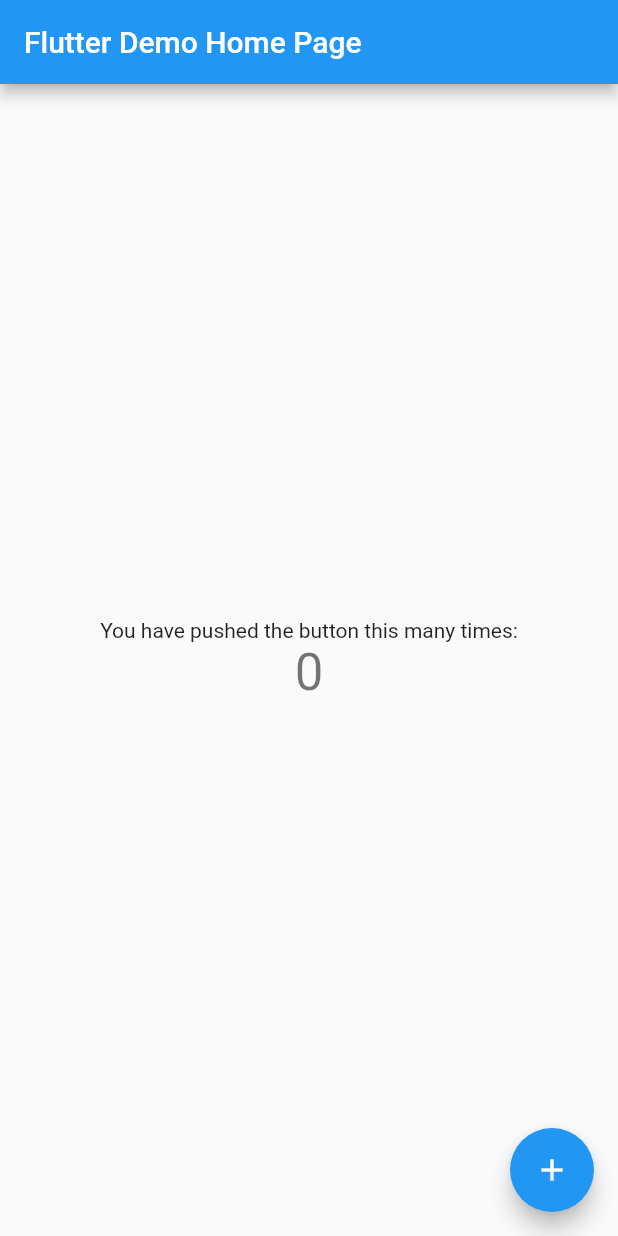
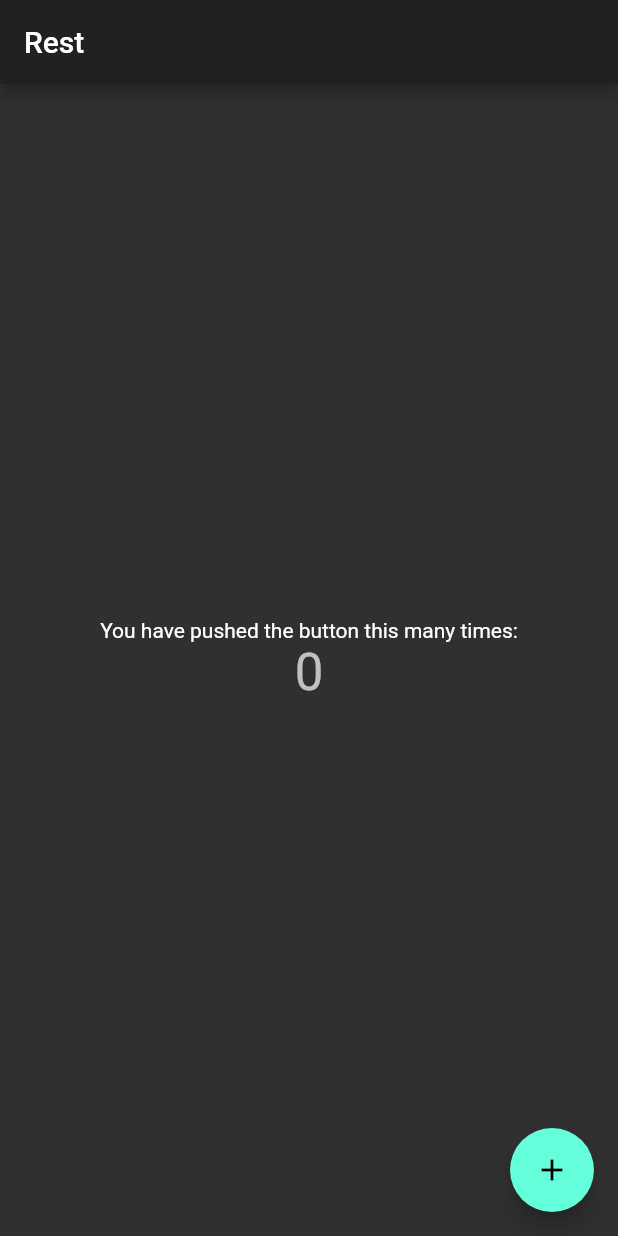
Before and after one commit to protiumx/rest, a Flutter app: the screen it shows after launch, on a phone screen of 412 x 824 dp. Run offline on Flutter 3.47's test engine with Material 2 defaults, Android fonts, the phone set to English and light mode, and no system bars.

Commit message:
Set dark theme and app name

```diff
--- a/lib/main.dart
+++ b/lib/main.dart
@@ -3,24 +3,12 @@ import 'package:flutter/material.dart';
 void main() => runApp(MyApp());
 
 class MyApp extends StatelessWidget {
-  // This widget is the root of your application.
   @override
   Widget build(BuildContext context) {
     return MaterialApp(
-      title: 'Flutter Demo',
-      theme: ThemeData(
-        // This is the theme of your application.
-        //
-        // Try running your application with "flutter run". You'll see the
-        // application has a blue toolbar. Then, without quitting the app, try
-        // changing the primarySwatch below to Colors.green and then invoke
-        // "hot reload" (press "r" in the console where you ran "flutter run",
-        // or simply save your changes to "hot reload" in a Flutter IDE).
-        // Notice that the counter didn't reset back to zero; the application
-        // is not restarted.
-        primarySwatch: Colors.blue,
-      ),
-      home: MyHomePage(title: 'Flutter Demo Home Page'),
+      title: 'Rest',
+      theme: ThemeData(primarySwatch: Colors.grey, brightness: Brightness.dark),
+      home: MyHomePage(title: 'Rest'),
     );
   }
 }
```
